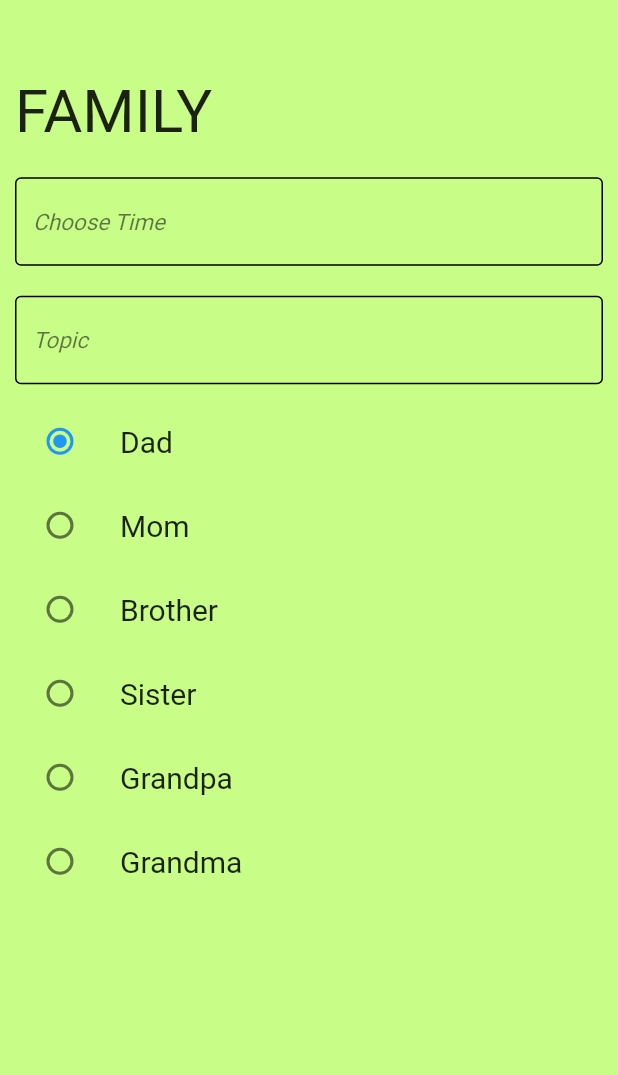
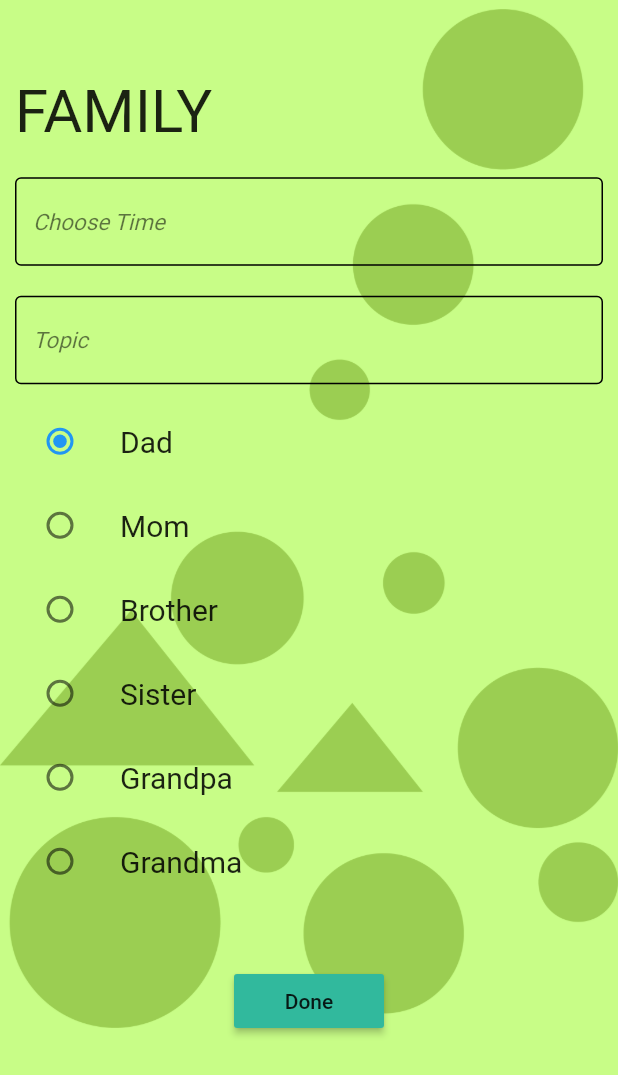
Before and after one commit to ameysunu/hackionaire, a Flutter app: the Fam screen opened directly, on a phone screen of 412 x 824 dp. Shown: the top 1075 px of the screen. Run offline on Flutter 3.47's test engine with Material 2 defaults, Android fonts, the phone set to English and light mode, and no system bars; our stand-ins replace cloud_firestore, firebase_auth, firebase_core, google_sign_in, hexcolor; accounts and stored records are empty.

Commit message:
pages added

```diff
--- a/lib/family.dart
+++ b/lib/family.dart
@@ -1,8 +1,12 @@
+import 'package:cloud_firestore/cloud_firestore.dart';
+import 'package:firebase_auth/firebase_auth.dart';
 import 'package:flutter/material.dart';
+import 'package:hackionaire/appointments.dart';
 import 'package:hexcolor/hexcolor.dart';
 
 final timeController = TextEditingController();
 final topicController = TextEditingController();
+final firestoreInstance = FirebaseFirestore.instance;
 
 enum SingingCharacter { dad, mom, brother, sister, grandpa, grandma }
 
@@ -20,6 +24,9 @@ class _FamState extends State<Fam> {
       backgroundColor: HexColor('#C8FD87'),
       body: SafeArea(
         child: SingleChildScrollView(
+          child: Container(
+            decoration: BoxDecoration(
+                image: DecorationImage(image: AssetImage('images/game.png'))),
             child: Column(
               crossAxisAlignment: CrossAxisAlignment.start,
               children: [
@@ -30,7 +37,8 @@ class _FamState extends State<Fam> {
                   padding: const EdgeInsets.all(10.0),
                   child: Text(
                     "FAMILY",
-                  style: TextStyle(fontFamily: 'Roboto Regular', fontSize: 40),
+                    style:
+                        TextStyle(fontFamily: 'Roboto Regular', fontSize: 40),
                   ),
                 ),
                 Padding(
@@ -80,8 +88,8 @@ class _FamState extends State<Fam> {
                     ListTile(
                       title: const Text(
                         'Dad',
-                      style:
-                          TextStyle(fontFamily: 'Roboto Regular', fontSize: 20),
+                        style: TextStyle(
+                            fontFamily: 'Roboto Regular', fontSize: 20),
                       ),
                       leading: Radio(
                         value: SingingCharacter.dad,
@@ -96,8 +104,8 @@ class _FamState extends State<Fam> {
                     ListTile(
                       title: const Text(
                         'Mom',
-                      style:
-                          TextStyle(fontFamily: 'Roboto Regular', fontSize: 20),
+                        style: TextStyle(
+                            fontFamily: 'Roboto Regular', fontSize: 20),
                       ),
                       leading: Radio(
                         value: SingingCharacter.mom,
@@ -112,8 +120,8 @@ class _FamState extends State<Fam> {
                     ListTile(
                       title: const Text(
                         'Brother',
-                      style:
-                          TextStyle(fontFamily: 'Roboto Regular', fontSize: 20),
+                        style: TextStyle(
+                            fontFamily: 'Roboto Regular', fontSize: 20),
                       ),
                       leading: Radio(
                         value: SingingCharacter.brother,
@@ -128,8 +136,8 @@ class _FamState extends State<Fam> {
                     ListTile(
                       title: const Text(
                         'Sister',
-                      style:
-                          TextStyle(fontFamily: 'Roboto Regular', fontSize: 20),
+                        style: TextStyle(
+                            fontFamily: 'Roboto Regular', fontSize: 20),
                       ),
                       leading: Radio(
                         value: SingingCharacter.sister,
@@ -144,8 +152,8 @@ class _FamState extends State<Fam> {
                     ListTile(
                       title: const Text(
                         'Grandpa',
-                      style:
-                          TextStyle(fontFamily: 'Roboto Regular', fontSize: 20),
+                        style: TextStyle(
+                            fontFamily: 'Roboto Regular', fontSize: 20),
                       ),
                       leading: Radio(
                         value: SingingCharacter.grandpa,
@@ -160,8 +168,8 @@ class _FamState extends State<Fam> {
                     ListTile(
                       title: const Text(
                         'Grandma',
-                      style:
-                          TextStyle(fontFamily: 'Roboto Regular', fontSize: 20),
+                        style: TextStyle(
+                            fontFamily: 'Roboto Regular', fontSize: 20),
                       ),
                       leading: Radio(
                         value: SingingCharacter.grandma,
@@ -174,11 +182,48 @@ class _FamState extends State<Fam> {
                       ),
                     ),
                   ],
-              )
+                ),
+                Container(
+                  height: MediaQuery.of(context).size.height * 0.05,
+                ),
+                Center(
+                  child: Container(
+                    width: 100,
+                    child: RaisedButton(
+                      color: HexColor('#31B99D'),
+                      child: Text(
+                        "Done",
+                        style: TextStyle(fontFamily: 'Roboto Medium'),
+                      ),
+                      onPressed: () {
+                        newRecord();
+                        Navigator.of(context).push(
+                          MaterialPageRoute(
+                            builder: (context) {
+                              return Appointments();
+                            },
+                          ),
+                        );
+                      },
+                    ),
+                  ),
+                ),
               ],
+            ),
           ),
         ),
       ),
     );
   }
 }
+
+void newRecord() async {
+  var firebaseUser = await FirebaseAuth.instance.currentUser;
+  firestoreInstance.collection("appointments").doc('new').update({
+    "time": timeController.text,
+    "topic": topicController.text,
+    "name": "MOM",
+  }).then((_) {
+    print("success!");
+  });
+}
```
Also changed, not shown: images/game.png. Lines whose indentation alone changed are shown as unchanged.
